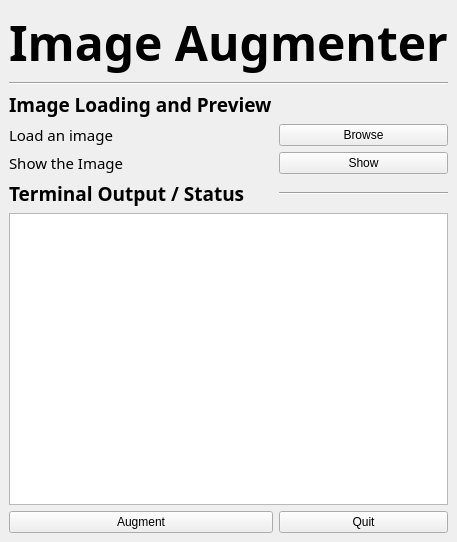
This is gui.ui in pranav6670/Image-Augmenter as Qt 5 draws it before an edit. The edited form follows.
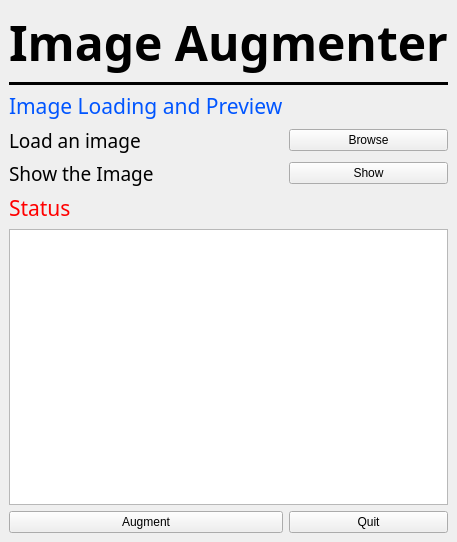
This is the edited form. Icons and pictures are not drawn.

```diff
--- a/gui.ui
+++ b/gui.ui
@@ -22,6 +22,32 @@
   </property>
   <widget class="QWidget" name="centralwidget">
    <layout class="QGridLayout" name="gridLayout">
+    <item row="1" column="0" colspan="2">
+     <widget class="Line" name="line_3">
+      <property name="styleSheet">
+       <string notr="true">background-color: rgb(0, 0, 0);</string>
+      </property>
+      <property name="orientation">
+       <enum>Qt::Horizontal</enum>
+      </property>
+     </widget>
+    </item>
+    <item row="4" column="0">
+     <widget class="QLabel" name="label_2">
+      <property name="font">
+       <font>
+        <family>Trebuchet MS</family>
+        <pointsize>14</pointsize>
+       </font>
+      </property>
+      <property name="styleSheet">
+       <string notr="true">color: rgb(0, 0, 0);</string>
+      </property>
+      <property name="text">
+       <string>Load an image</string>
+      </property>
+     </widget>
+    </item>
     <item row="0" column="0" colspan="2">
      <widget class="QLabel" name="label">
       <property name="font">
@@ -37,70 +63,81 @@
       </property>
      </widget>
     </item>
-    <item row="1" column="0" colspan="2">
-     <widget class="Line" name="line">
-      <property name="orientation">
-       <enum>Qt::Horizontal</enum>
-      </property>
-     </widget>
-    </item>
-    <item row="4" column="1">
-     <widget class="QPushButton" name="showim">
-      <property name="text">
-       <string>Show</string>
-      </property>
-     </widget>
-    </item>
-    <item row="5" column="1">
-     <widget class="Line" name="line_2">
-      <property name="orientation">
-       <enum>Qt::Horizontal</enum>
-      </property>
-     </widget>
-    </item>
-    <item row="6" column="0" colspan="2">
-     <widget class="QTextEdit" name="cmdop"/>
-    </item>
-    <item row="7" column="0">
+    <item row="8" column="0">
      <widget class="QPushButton" name="augment">
+      <property name="styleSheet">
+       <string notr="true">color: rgb(0, 0, 0);</string>
+      </property>
       <property name="text">
        <string>Augment</string>
       </property>
      </widget>
     </item>
-    <item row="7" column="1">
+    <item row="8" column="1">
      <widget class="QPushButton" name="quit">
+      <property name="styleSheet">
+       <string notr="true">color: rgb(0, 0, 0);</string>
+      </property>
       <property name="text">
        <string>Quit</string>
       </property>
      </widget>
     </item>
-    <item row="4" column="0">
+    <item row="7" column="0" colspan="2">
+     <widget class="QTextEdit" name="cmdop"/>
+    </item>
+    <item row="5" column="0">
      <widget class="QLabel" name="label_3">
       <property name="font">
        <font>
         <family>Trebuchet MS</family>
-        <pointsize>11</pointsize>
+        <pointsize>14</pointsize>
        </font>
       </property>
+      <property name="styleSheet">
+       <string notr="true">color: rgb(0, 0, 0);</string>
+      </property>
       <property name="text">
        <string>Show the Image</string>
       </property>
      </widget>
     </item>
-    <item row="5" column="0">
+    <item row="5" column="1">
+     <widget class="QPushButton" name="showim">
+      <property name="styleSheet">
+       <string notr="true">color: rgb(0, 0, 0);</string>
+      </property>
+      <property name="text">
+       <string>Show</string>
+      </property>
+     </widget>
+    </item>
+    <item row="6" column="0">
      <widget class="QLabel" name="label_4">
       <property name="font">
        <font>
         <family>Trebuchet MS</family>
-        <pointsize>14</pointsize>
-        <weight>75</weight>
-        <bold>true</bold>
+        <pointsize>16</pointsize>
+        <weight>50</weight>
+        <bold>false</bold>
         <underline>false</underline>
        </font>
       </property>
+      <property name="styleSheet">
+       <string notr="true">color: rgb(255, 0, 0);</string>
+      </property>
       <property name="text">
-       <string>Terminal Output / Status</string>
+       <string>Status</string>
+      </property>
+     </widget>
+    </item>
+    <item row="4" column="1">
+     <widget class="QPushButton" name="browse">
+      <property name="styleSheet">
+       <string notr="true">color: rgb(0, 0, 0);</string>
+      </property>
+      <property name="text">
+       <string>Browse</string>
       </property>
      </widget>
     </item>
@@ -109,40 +146,20 @@
       <property name="font">
        <font>
         <family>Trebuchet MS</family>
-        <pointsize>14</pointsize>
-        <weight>75</weight>
-        <bold>true</bold>
+        <pointsize>16</pointsize>
+        <weight>50</weight>
+        <bold>false</bold>
         <underline>false</underline>
        </font>
       </property>
+      <property name="styleSheet">
+       <string notr="true">color: rgb(0, 85, 255);</string>
+      </property>
       <property name="text">
        <string>Image Loading and Preview</string>
       </property>
      </widget>
     </item>
-    <item row="3" column="0">
-     <widget class="QLabel" name="label_2">
-      <property name="font">
-       <font>
-        <family>Trebuchet MS</family>
-        <pointsize>11</pointsize>
-       </font>
-      </property>
-      <property name="text">
-       <string>Load an image</string>
-      </property>
-     </widget>
-    </item>
-    <item row="3" column="1">
-     <widget class="QPushButton" name="browse">
-      <property name="styleSheet">
-       <string notr="true"/>
-      </property>
-      <property name="text">
-       <string>Browse</string>
-      </property>
-     </widget>
-    </item>
    </layout>
   </widget>
  </widget>
```
Left out of the diff: 7 changed lines with no effect on the pictures.
